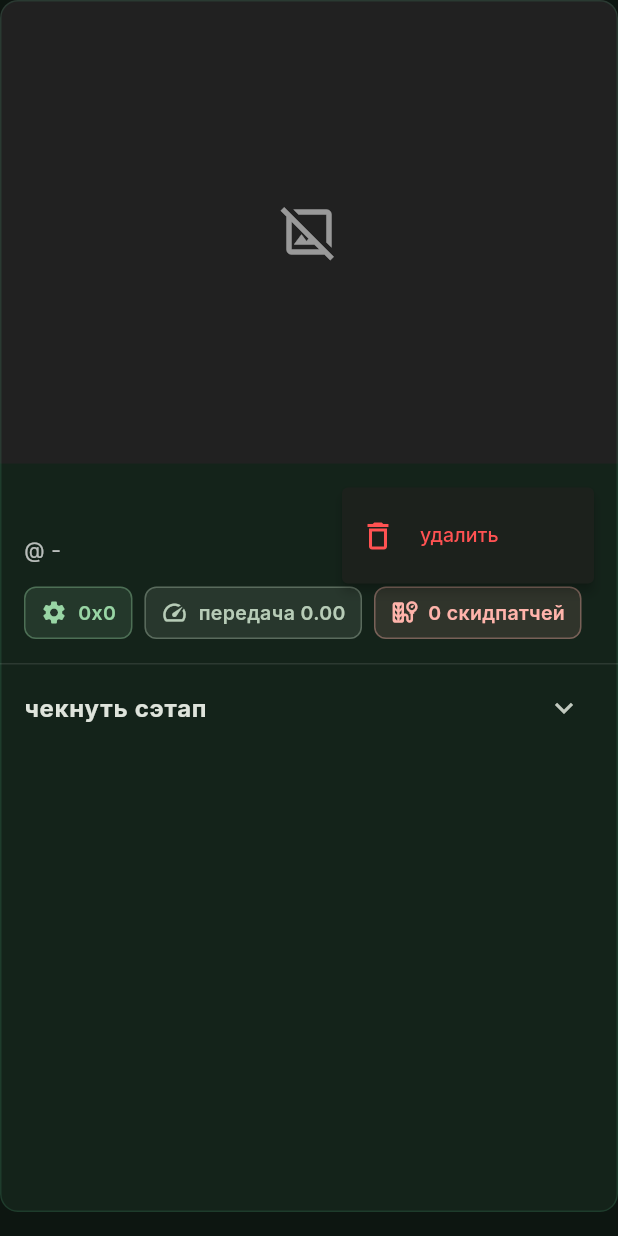
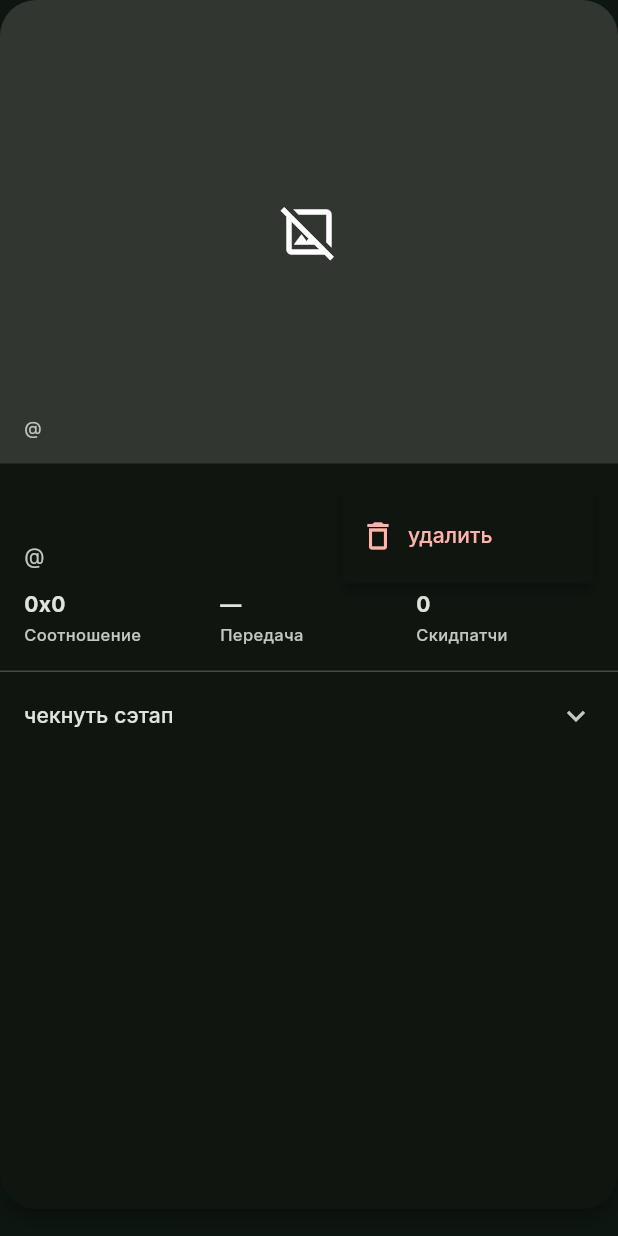
Before and after one commit to bozyu/KEIRIN, a Flutter app: the BikeCard widget shown alone on an empty page, opened directly with empty values, after a tap on the "more vert" icon, on a phone screen of 412 x 824 dp. Run offline on Flutter 3.47's test engine with Material 3 defaults, Android fonts, the phone set to English and light mode, and no system bars; our stand-ins replace google_fonts, shared_preferences, shimmer; accounts and stored records are empty.

Commit message:
Изменил дизайн карточки сэтапа, поправил дизайн добавления сэтапа, починил баг сохранения сэтапа и получения фото через ссылку.

```diff
--- a/lib/main.dart
+++ b/lib/main.dart
@@ -35,12 +35,11 @@ class _KeirinAppState extends State<KeirinApp> {
         ),
         scaffoldBackgroundColor: const Color(0xFF0D1611),
         cardTheme: CardThemeData(
-          elevation: 0,
-          shape: RoundedRectangleBorder(
-            borderRadius: BorderRadius.circular(12),
-            side: BorderSide(color: Colors.greenAccent.withValues(alpha: 0.12)),
-          ),
-          color: const Color(0xFF14231A),
+        elevation: 0,
+        shape: RoundedRectangleBorder(
+          borderRadius: BorderRadius.circular(12),
+        ),
+        color: const Color(0xFF14231A),
         ),
         appBarTheme: const AppBarTheme(
           elevation: 0,
--- a/lib/screens/add_setup_sheet.dart
+++ b/lib/screens/add_setup_sheet.dart
@@ -261,6 +261,15 @@ class _AddSetupSheetState extends State<AddSetupSheet> {
           fillColor: Colors.white.withValues(alpha: 0.05),
           border: const OutlineInputBorder(
             borderRadius: BorderRadius.all(Radius.circular(12)),
+            borderSide: BorderSide.none,
+          ),
+          enabledBorder: const OutlineInputBorder(
+            borderRadius: BorderRadius.all(Radius.circular(12)),
+            borderSide: BorderSide.none,
+          ),
+          focusedBorder: const OutlineInputBorder(
+            borderRadius: BorderRadius.all(Radius.circular(12)),
+            borderSide: BorderSide.none,
           ),
         ),
         validator: required
@@ -289,6 +298,15 @@ class _AddSetupSheetState extends State<AddSetupSheet> {
           fillColor: Colors.white.withValues(alpha: 0.05),
           border: const OutlineInputBorder(
             borderRadius: BorderRadius.all(Radius.circular(12)),
+            borderSide: BorderSide.none,
+          ),
+          enabledBorder: const OutlineInputBorder(
+            borderRadius: BorderRadius.all(Radius.circular(12)),
+            borderSide: BorderSide.none,
+          ),
+          focusedBorder: const OutlineInputBorder(
+            borderRadius: BorderRadius.all(Radius.circular(12)),
+            borderSide: BorderSide.none,
           ),
         ),
         validator: (value) {
--- a/lib/screens/home_screen.dart
+++ b/lib/screens/home_screen.dart
@@ -68,6 +68,13 @@ class _HomeScreenState extends State<HomeScreen> {
           'KEIRIN',
           style: TextStyle(fontWeight: FontWeight.w900, letterSpacing: 4),
         ),
+        actions: [
+          IconButton(
+            tooltip: 'фильтровать',
+            icon: const Icon(Icons.filter_list),
+            onPressed: () {},
+          ),
+        ],
       ),
       body: CustomScrollView(
         slivers: [
@@ -79,16 +86,18 @@ class _HomeScreenState extends State<HomeScreen> {
                 children: [
                   Text(
                     'сэтапы fixed gear',
-                    style: Theme.of(context).textTheme.headlineSmall?.copyWith(
+                    style: Theme.of(context).textTheme.headlineLarge?.copyWith(
                           fontWeight: FontWeight.w800,
+                          color: Theme.of(context).colorScheme.onSurface,
                         ),
                   ),
                   const SizedBox(height: 6),
                   Text(
                     '${_bikes.length} сэтапов в ленте',
-                    style: Theme.of(
-                      context,
-                    ).textTheme.bodyMedium?.copyWith(color: Colors.white70),
+                    style: Theme.of(context)
+                        .textTheme
+                        .bodyMedium
+                        ?.copyWith(color: Theme.of(context).colorScheme.onSurfaceVariant),
                   ),
                   const SizedBox(height: 16),
                   TextField(
@@ -107,9 +116,13 @@ class _HomeScreenState extends State<HomeScreen> {
                                 setState(() {});
                               },
                             ),
-                      border: const OutlineInputBorder(
-                        borderRadius: BorderRadius.all(Radius.circular(8)),
+                      filled: true,
+                      fillColor: Theme.of(context).colorScheme.surfaceContainerHighest.withValues(alpha: 0.06),
+                      border: OutlineInputBorder(
+                        borderRadius: BorderRadius.circular(28),
+                        borderSide: BorderSide.none,
                       ),
+                      contentPadding: const EdgeInsets.symmetric(vertical: 12),
                     ),
                   ),
                   const SizedBox(height: 12),
@@ -135,6 +148,8 @@ class _HomeScreenState extends State<HomeScreen> {
                     onSelectionChanged: (value) {
                       setState(() => _sort = value.first);
                     },
+                    showSelectedIcon: false,
+                    emptySelectionAllowed: false,
                   ),
                 ],
               ),
@@ -160,14 +175,9 @@ class _HomeScreenState extends State<HomeScreen> {
             ),
         ],
       ),
-      floatingActionButton: AnimatedScale(
-        scale: 1.0,
-        duration: const Duration(milliseconds: 220),
-        child: FloatingActionButton.extended(
-          onPressed: _openAddSetupSheet,
-          icon: const Icon(Icons.add),
-          label: const Text('сэтап'),
-        ),
+      floatingActionButton: FloatingActionButton(
+        onPressed: _openAddSetupSheet,
+        child: const Icon(Icons.add),
       ),
     );
   }
--- a/lib/widgets/bike_card.dart
+++ b/lib/widgets/bike_card.dart
@@ -16,55 +16,18 @@ class BikeCard extends StatelessWidget {
     final textTheme = Theme.of(context).textTheme;
 
     return Card(
-      margin: const EdgeInsets.only(bottom: 16),
+      margin: const EdgeInsets.only(bottom: 18),
+      elevation: 4,
+      shape: RoundedRectangleBorder(borderRadius: BorderRadius.circular(24)),
+      color: colorScheme.surface,
       clipBehavior: Clip.antiAlias,
       child: Column(
-        crossAxisAlignment: CrossAxisAlignment.start,
+        crossAxisAlignment: CrossAxisAlignment.stretch,
         children: [
-          AspectRatio(
-            aspectRatio: 4 / 3,
-            child: Builder(builder: (context) {
-              final raw = bike.imageUrl.trim();
-              final resolved = raw.isEmpty
-                  ? ''
-                  : (Uri.tryParse(raw)?.hasScheme ?? false)
-                      ? raw
-                      : 'https://$raw';
-
-              if (resolved.isEmpty) {
-                return ColoredBox(
-                  color: Colors.grey.shade900,
-                  child: const Center(
-                    child: Icon(Icons.image_not_supported_outlined,
-                        size: 40, color: Colors.white54),
-                  ),
-                );
-              }
-
-              return CachedNetworkImage(
-                imageUrl: resolved,
-                fit: BoxFit.cover,
-                placeholder: (context, url) => Shimmer.fromColors(
-                  baseColor: Colors.grey.shade900,
-                  highlightColor: Colors.grey.shade800,
-                  child: ColoredBox(color: Colors.grey.shade900),
-                ),
-                errorWidget: (context, url, error) => ColoredBox(
-                  color: Colors.grey.shade900,
-                  child: const Center(
-                    child: Icon(Icons.broken_image_outlined,
-                        size: 40, color: Colors.white54),
-                  ),
-                ),
-              );
-            }),
-          ),
+          _buildImage(context, bike, colorScheme, textTheme),
           Padding(
-            padding: const EdgeInsets.all(16),
-            child: Column(
-              crossAxisAlignment: CrossAxisAlignment.start,
-              children: [
-                Row(
+            padding: const EdgeInsets.fromLTRB(16, 16, 16, 12),
+            child: Row(
               crossAxisAlignment: CrossAxisAlignment.start,
               children: [
                 Expanded(
@@ -74,74 +37,82 @@ class BikeCard extends StatelessWidget {
                       Text(
                         bike.bikeName,
                         style: textTheme.titleLarge?.copyWith(
-                              fontWeight: FontWeight.w800,
+                          fontWeight: FontWeight.w900,
+                          color: colorScheme.onSurface,
                         ),
                       ),
-                          const SizedBox(height: 4),
+                      const SizedBox(height: 8),
                       Text(
-                            '@${bike.ownerName} - ${bike.frameSize}',
-                            style: textTheme.bodyMedium?.copyWith(
-                              color: Colors.white70,
+                        '@${bike.ownerName}',
+                        style: textTheme.bodyMedium?.copyWith(color: colorScheme.onSurfaceVariant),
                       ),
+                      if (bike.frameSize.isNotEmpty) ...[
+                        const SizedBox(height: 8),
+                        Text(
+                          bike.frameSize,
+                          style: textTheme.bodySmall?.copyWith(color: colorScheme.onSurfaceVariant, height: 1.4),
                         ),
+                      ],
                     ],
                   ),
                 ),
                 PopupMenuButton<_BikeAction>(
                   tooltip: 'действия',
+                  color: colorScheme.surface,
                   onSelected: (action) {
                     if (action == _BikeAction.delete) onDelete?.call();
                   },
-                      itemBuilder: (context) => const [
+                  itemBuilder: (context) => [
                     PopupMenuItem(
                       value: _BikeAction.delete,
-                          child: ListTile(
-                            contentPadding: EdgeInsets.zero,
-                            dense: true,
-                            leading: Icon(Icons.delete_outline,
-                                color: Colors.redAccent),
-                            title: Text('удалить',
-                                style: TextStyle(color: Colors.redAccent)),
+                      child: Row(
+                        children: [
+                          Icon(Icons.delete_outline, color: colorScheme.error),
+                          const SizedBox(width: 8),
+                          Text('удалить', style: TextStyle(color: colorScheme.error)),
+                        ],
                       ),
                     ),
                   ],
                 ),
               ],
             ),
-                const SizedBox(height: 14),
-                Wrap(
-                  spacing: 8,
-                  runSpacing: 8,
+          ),
+          Padding(
+            padding: const EdgeInsets.symmetric(horizontal: 16),
+            child: Row(
               children: [
-                    _buildStatChip(
-                      Icons.settings,
-                      '${bike.chainring}x${bike.cog}',
-                      colorScheme.primary,
+                _buildStatText(
+                  label: 'Соотношение',
+                  value: '${bike.chainring}x${bike.cog}',
+                  colorScheme: colorScheme,
                 ),
-                    _buildStatChip(
-                      Icons.speed,
-                      'передача ${bike.gearRatio.toStringAsFixed(2)}',
-                      colorScheme.secondary,
+                const SizedBox(width: 12),
+                _buildStatText(
+                  label: 'Передача',
+                  value: bike.gearRatio > 0 ? bike.gearRatio.toStringAsFixed(2) : '—',
+                  colorScheme: colorScheme,
                 ),
-                    _buildStatChip(
-                      Icons.tire_repair,
-                      '${bike.skidPatches} скидпатчей',
-                      bike.skidPatches <= 2
-                          ? colorScheme.error
-                          : colorScheme.tertiary,
-                    ),
-                  ],
+                const SizedBox(width: 12),
+                _buildStatText(
+                  label: 'Скидпатчи',
+                  value: '${bike.skidPatches}',
+                  colorScheme: colorScheme,
                 ),
               ],
             ),
           ),
-          const Divider(height: 1, color: Colors.white10),
+          const SizedBox(height: 16),
+          const Divider(height: 1),
           Theme(
             data: Theme.of(context).copyWith(dividerColor: Colors.transparent),
             child: ExpansionTile(
-              title: const Text(
+              tilePadding: const EdgeInsets.symmetric(horizontal: 16),
+              collapsedBackgroundColor: colorScheme.surface,
+              backgroundColor: colorScheme.surface,
+              title: Text(
                 'чекнуть сэтап',
-                style: TextStyle(fontWeight: FontWeight.w700),
+                style: textTheme.titleSmall?.copyWith(color: colorScheme.onSurface),
               ),
               childrenPadding: const EdgeInsets.fromLTRB(16, 0, 16, 16),
               children: [
@@ -158,25 +129,110 @@ class BikeCard extends StatelessWidget {
     );
   }
 
-  Widget _buildStatChip(IconData icon, String label, Color color) {
-    return Container(
-      padding: const EdgeInsets.symmetric(horizontal: 10, vertical: 7),
+  Widget _buildImage(BuildContext context, Bike bike, ColorScheme colorScheme, TextTheme textTheme) {
+    final raw = bike.imageUrl.trim();
+    final resolved = raw.isEmpty
+        ? ''
+        : (Uri.tryParse(raw)?.hasScheme ?? false)
+            ? raw
+            : 'https://$raw';
+
+    final imageWidget = resolved.isEmpty
+        ? ColoredBox(
+            color: colorScheme.surfaceContainerHighest,
+            child: const Center(
+              child: Icon(Icons.image_not_supported_outlined, size: 40),
+            ),
+          )
+        : CachedNetworkImage(
+            imageUrl: resolved,
+            fit: BoxFit.cover,
+            placeholder: (context, url) => Shimmer.fromColors(
+              baseColor: Colors.grey.shade800,
+              highlightColor: Colors.grey.shade700,
+              child: ColoredBox(color: colorScheme.surfaceContainerHighest),
+            ),
+            errorWidget: (context, url, error) => ColoredBox(
+              color: colorScheme.surfaceContainerHighest,
+              child: const Center(
+                child: Icon(Icons.broken_image_outlined, size: 40),
+              ),
+            ),
+          );
+
+    return AspectRatio(
+      aspectRatio: 4 / 3,
+      child: Stack(
+        fit: StackFit.expand,
+        children: [
+          imageWidget,
+          if (resolved.isNotEmpty)
+            Positioned.fill(
+              child: DecoratedBox(
                 decoration: BoxDecoration(
-        color: color.withValues(alpha: 0.12),
-        borderRadius: BorderRadius.circular(8),
-        border: Border.all(color: color.withValues(alpha: 0.35)),
+                  gradient: LinearGradient(
+                    begin: Alignment.topCenter,
+                    end: Alignment.bottomCenter,
+                    colors: [
+                      Colors.transparent,
+                      colorScheme.surface.withValues(alpha: 0.68),
+                    ],
                   ),
-      child: Row(
+                ),
+              ),
+            ),
+          Positioned(
+            left: 16,
+            right: 16,
+            bottom: 16,
+            child: Column(
+              crossAxisAlignment: CrossAxisAlignment.start,
               mainAxisSize: MainAxisSize.min,
               children: [
-          Icon(icon, size: 18, color: color),
-          const SizedBox(width: 7),
+                Text(
+                  bike.bikeName,
+                  style: textTheme.titleMedium?.copyWith(
+                    color: colorScheme.onSurface,
+                    fontWeight: FontWeight.w800,
+                  ),
+                ),
+                const SizedBox(height: 4),
+                Text(
+                  '@${bike.ownerName}',
+                  style: textTheme.bodySmall?.copyWith(color: colorScheme.onSurfaceVariant),
+                ),
+              ],
+            ),
+          ),
+        ],
+      ),
+    );
+  }
+
+  Widget _buildStatText({
+    required String label,
+    required String value,
+    required ColorScheme colorScheme,
+  }) {
+    return Expanded(
+      child: Column(
+        crossAxisAlignment: CrossAxisAlignment.start,
+        children: [
+          Text(
+            value,
+            style: TextStyle(
+              fontSize: 14,
+              fontWeight: FontWeight.w700,
+              color: colorScheme.onSurface,
+            ),
+          ),
+          const SizedBox(height: 2),
           Text(
             label,
             style: TextStyle(
-              fontSize: 13,
-              fontWeight: FontWeight.w600,
-              color: color,
+              fontSize: 11,
+              fontWeight: FontWeight.w500,
+              color: colorScheme.onSurfaceVariant,
             ),
           ),
         ],
@@ -188,14 +244,14 @@ class BikeCard extends StatelessWidget {
     if (specs.trim().isEmpty) return const SizedBox.shrink();
 
     return Padding(
-      padding: const EdgeInsets.only(bottom: 16),
+      padding: const EdgeInsets.only(bottom: 12, top: 8),
       child: Column(
         crossAxisAlignment: CrossAxisAlignment.start,
         children: [
           Row(
             children: [
               Container(
-                width: 3,
+                width: 4,
                 height: 18,
                 decoration: BoxDecoration(
                   color: colors.primary,
@@ -215,8 +271,7 @@ class BikeCard extends StatelessWidget {
             ],
           ),
           const SizedBox(height: 8),
-          Text(specs,
-              style: const TextStyle(height: 1.4, color: Colors.white70)),
+          Text(specs, style: TextStyle(height: 1.4, color: colors.onSurfaceVariant)),
         ],
       ),
     );
```
Lines whose indentation alone changed are shown as unchanged.
